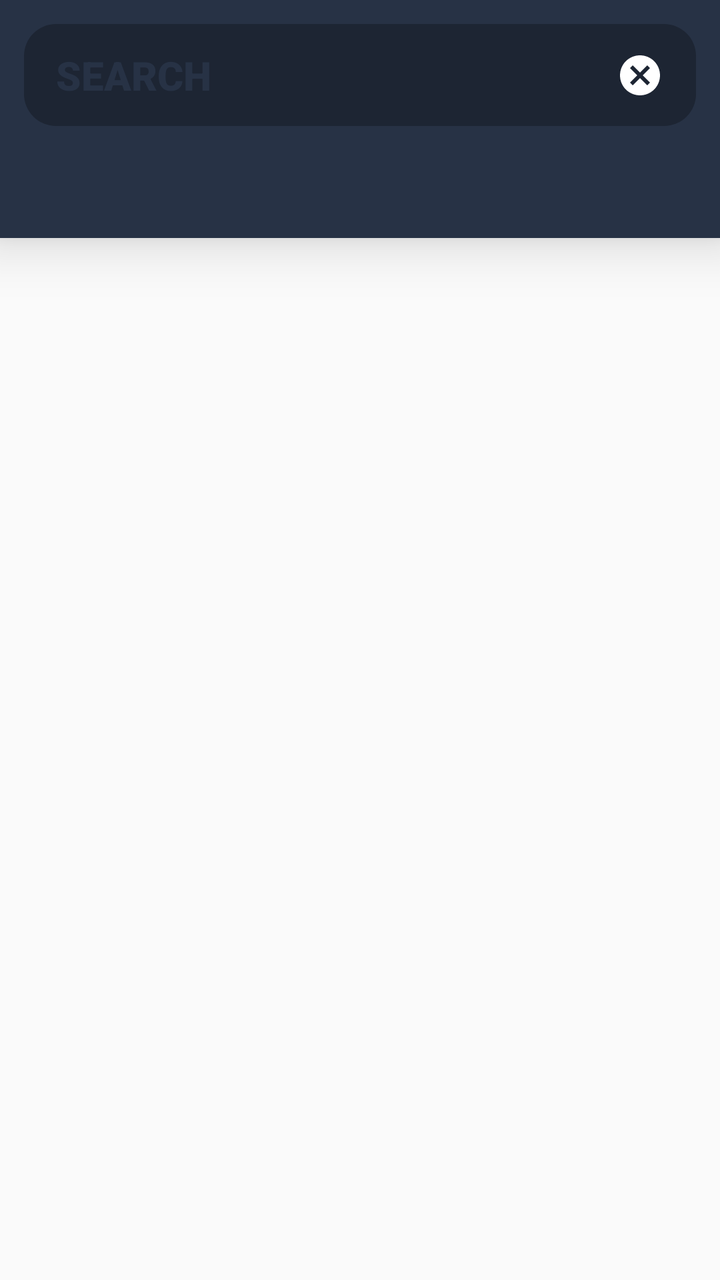
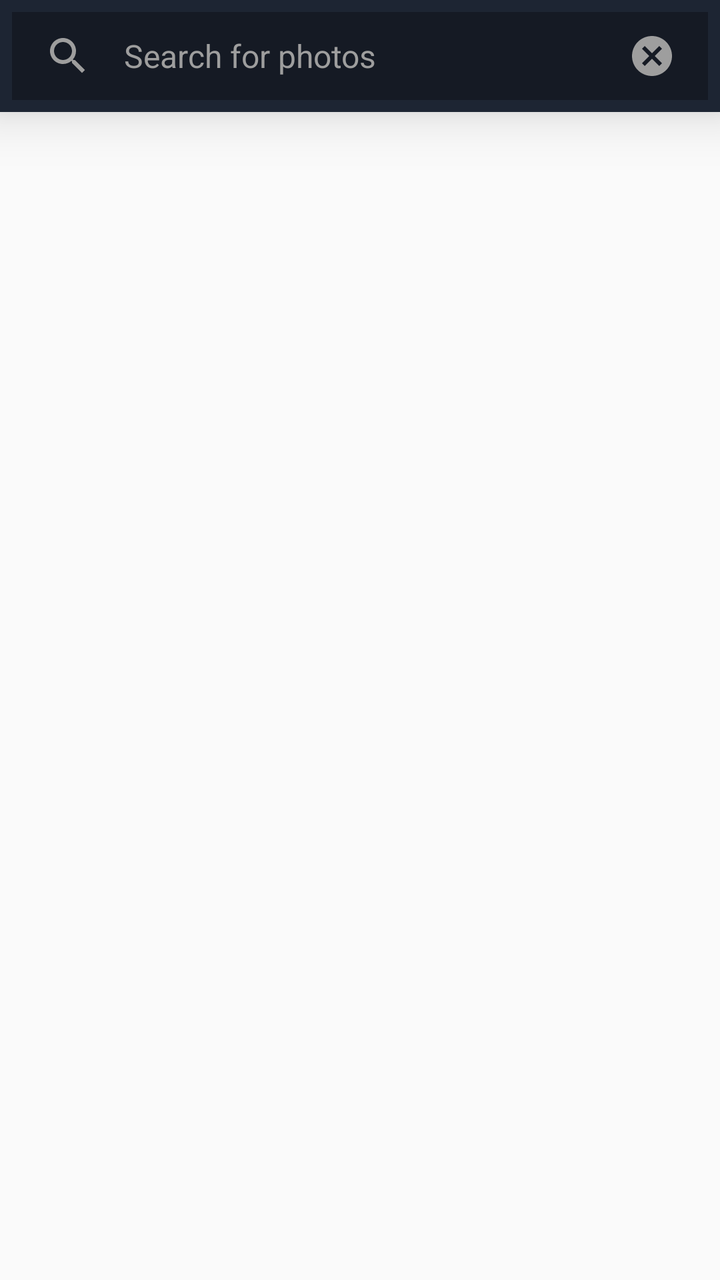

Compare the two renders of this Android layout. The source of the first and the diff that turns it into the second are given below.
<!-- AndroidManifest.xml: application theme AppTheme -->
<!-- res/layout/fragment_search.xml -->
<?xml version="1.0" encoding="utf-8"?>
<android.support.constraint.ConstraintLayout xmlns:android="http://schemas.android.com/apk/res/android"
    xmlns:app="http://schemas.android.com/apk/res-auto"
    android:layout_width="match_parent"
    android:layout_height="match_parent">

    <android.support.design.widget.AppBarLayout
        android:id="@+id/searchAppBarLayout"
        android:layout_width="match_parent"
        android:layout_height="wrap_content"
        app:layout_constraintTop_toTopOf="parent"
        android:elevation="@dimen/appBarElevation">

        <android.support.v7.widget.Toolbar
            android:id="@+id/searchToolbar"
            android:layout_width="match_parent"
            android:layout_height="wrap_content"
            app:contentInsetStart="0dp"
            app:contentInsetEnd="0dp"
            app:theme="@style/Toolbar">

            <android.support.constraint.ConstraintLayout
                android:layout_width="match_parent"
                android:layout_height="match_parent"
                android:orientation="horizontal"
                android:layout_marginTop="12dp"
                android:layout_marginStart="12dp"
                android:layout_marginEnd="12dp"
                android:layout_marginBottom="8dp"
                android:paddingTop="12dp"
                android:paddingStart="16dp"
                android:paddingEnd="16dp"
                android:paddingBottom="12dp"
                android:background="@drawable/bg_search_layout">

                <EditText
                    android:id="@+id/searchEdit"
                    android:layout_width="0dp"
                    android:layout_height="match_parent"
                    android:layout_marginEnd="8dp"
                    app:layout_constraintTop_toTopOf="parent"
                    app:layout_constraintStart_toStartOf="parent"
                    app:layout_constraintEnd_toStartOf="@+id/searchClearButton"
                    app:layout_constraintBottom_toBottomOf="parent"
                    android:fontFamily="sans-serif-black"
                    android:hint="@string/search_uc"
                    android:inputType="textCapSentences"
                    android:imeOptions="actionSearch"
                    android:singleLine="true"
                    android:maxLength="64"
                    android:textColorHint="@color/colorPrimary"
                    android:textColor="@android:color/white"
                    android:textSize="20sp"
                    android:background="@null"/>

                <ImageButton
                    android:id="@+id/searchClearButton"
                    android:layout_width="wrap_content"
                    android:layout_height="wrap_content"
                    app:layout_constraintTop_toTopOf="parent"
                    app:layout_constraintEnd_toEndOf="parent"
                    app:layout_constraintBottom_toBottomOf="parent"
                    android:contentDescription="@string/cn_clear_button"
                    android:src="@drawable/ic_close_circle_white_24dp"
                    android:background="@android:color/transparent"/>

            </android.support.constraint.ConstraintLayout>

        </android.support.v7.widget.Toolbar>

        <android.support.design.widget.TabLayout
            android:id="@+id/searchTabLayout"
            android:layout_width="match_parent"
            android:layout_height="wrap_content"
            app:tabTextColor="@android:color/white"
            app:tabSelectedTextColor="@android:color/white"
            app:tabTextAppearance="@style/TabBarTextAppearance"
            app:tabMode="fixed"
            app:tabGravity="fill"/>

    </android.support.design.widget.AppBarLayout>

    <android.support.v4.view.ViewPager
        android:id="@+id/searchViewPager"
        android:layout_width="match_parent"
        android:layout_height="0dp"
        app:layout_constraintTop_toBottomOf="@id/searchAppBarLayout"
        app:layout_constraintBottom_toBottomOf="parent"/>

</android.support.constraint.ConstraintLayout>
<!-- resources referenced by this layout -->
<resources>
  <color name="colorPrimary">#273245</color>
  <dimen name="appBarElevation">16dp</dimen>
  <!-- drawable bg_search_layout (drawable) -->
  <?xml version="1.0" encoding="utf-8"?>
  <shape xmlns:android="http://schemas.android.com/apk/res/android"
      android:shape="rectangle">
      <solid android:color="@color/colorPrimaryDark"/>
      <corners
          android:bottomRightRadius="16dp"
          android:bottomLeftRadius="16dp"
          android:topLeftRadius="16dp"
          android:topRightRadius="16dp"/>
  </shape>
  <!-- drawable ic_close_circle_white_24dp (drawable) -->
  <vector xmlns:android="http://schemas.android.com/apk/res/android"
      android:height="24dp"
      android:width="24dp"
      android:viewportWidth="24"
      android:viewportHeight="24">
      <path android:fillColor="#FFFFFF" android:pathData="M12,2C17.53,2 22,6.47 22,12C22,17.53 17.53,22 12,22C6.47,22 2,17.53 2,12C2,6.47 6.47,2 12,2M15.59,7L12,10.59L8.41,7L7,8.41L10.59,12L7,15.59L8.41,17L12,13.41L15.59,17L17,15.59L13.41,12L17,8.41L15.59,7Z" />
  </vector>
  <string name="cn_clear_button">Clear button</string>
  <string name="search_uc">SEARCH</string>
  <style name="TabBarTextAppearance" parent="TextAppearance.Design.Tab">
          <item name="android:fontFamily">sans-serif-black</item>
      </style>
  <style name="Toolbar">
          <item name="colorControlNormal">@android:color/white</item>
      </style>
  <style name="AppTheme" parent="Theme.AppCompat.Light.NoActionBar">
          <item name="colorPrimary">@color/colorPrimary</item>
          <item name="colorPrimaryDark">@color/colorPrimaryDark</item>
          <item name="colorAccent">@color/colorAccent</item>
      </style>
  <color name="colorPrimaryDark">#1D2533</color>
  <color name="colorAccent">#FF4081</color>
</resources>

<!-- the commit's change to res/layout/fragment_search.xml (unified diff, before → after) -->
@@ -14,43 +14,49 @@
         <android.support.v7.widget.Toolbar
             android:id="@+id/searchToolbar"
             android:layout_width="match_parent"
-            android:layout_height="wrap_content"
+            android:layout_height="?actionBarSize"
             app:contentInsetStart="0dp"
             app:contentInsetEnd="0dp"
             app:theme="@style/Toolbar">
 
             <android.support.constraint.ConstraintLayout
+                android:id="@+id/searchEditLayout"
                 android:layout_width="match_parent"
                 android:layout_height="match_parent"
-                android:orientation="horizontal"
-                android:layout_marginTop="12dp"
-                android:layout_marginStart="12dp"
-                android:layout_marginEnd="12dp"
-                android:layout_marginBottom="8dp"
-                android:paddingTop="12dp"
+                android:layout_margin="6dp"
                 android:paddingStart="16dp"
                 android:paddingEnd="16dp"
-                android:paddingBottom="12dp"
                 android:background="@drawable/bg_search_layout">
+
+                <ImageView
+                    android:id="@+id/searchImage"
+                    android:layout_width="wrap_content"
+                    android:layout_height="wrap_content"
+                    app:layout_constraintTop_toTopOf="parent"
+                    app:layout_constraintStart_toStartOf="parent"
+                    app:layout_constraintBottom_toBottomOf="parent"
+                    android:contentDescription="@string/cn_search_icon"
+                    android:src="@drawable/ic_search_gray_24dp"
+                    android:background="@android:color/transparent"/>
 
                 <EditText
                     android:id="@+id/searchEdit"
                     android:layout_width="0dp"
                     android:layout_height="match_parent"
-                    android:layout_marginEnd="8dp"
+                    android:layout_marginStart="16dp"
+                    android:layout_marginEnd="16dp"
                     app:layout_constraintTop_toTopOf="parent"
-                    app:layout_constraintStart_toStartOf="parent"
+                    app:layout_constraintStart_toEndOf="@id/searchImage"
                     app:layout_constraintEnd_toStartOf="@+id/searchClearButton"
                     app:layout_constraintBottom_toBottomOf="parent"
-                    android:fontFamily="sans-serif-black"
-                    android:hint="@string/search_uc"
+                    android:hint="@string/search_for_photos"
                     android:inputType="textCapSentences"
                     android:imeOptions="actionSearch"
                     android:singleLine="true"
                     android:maxLength="64"
-                    android:textColorHint="@color/colorPrimary"
+                    android:textColorHint="@color/colorHint"
                     android:textColor="@android:color/white"
-                    android:textSize="20sp"
+                    android:textSize="16sp"
                     android:background="@null"/>
 
                 <ImageButton
@@ -61,7 +67,7 @@
                     app:layout_constraintEnd_toEndOf="parent"
                     app:layout_constraintBottom_toBottomOf="parent"
                     android:contentDescription="@string/cn_clear_button"
-                    android:src="@drawable/ic_close_circle_white_24dp"
+                    android:src="@drawable/ic_close_circle_gray_24dp"
                     android:background="@android:color/transparent"/>
 
             </android.support.constraint.ConstraintLayout>
@@ -76,7 +82,10 @@
             app:tabSelectedTextColor="@android:color/white"
             app:tabTextAppearance="@style/TabBarTextAppearance"
             app:tabMode="fixed"
-            app:tabGravity="fill"/>
+            app:tabGravity="fill"
+            app:tabIndicatorHeight="4dp"
+            android:background="@color/colorPrimary"
+            android:visibility="gone"/>
 
     </android.support.design.widget.AppBarLayout>
 
<!-- resource entries referenced after the edit -->
@@ -1,28 +1,31 @@
 <!-- resources referenced by this layout -->
 <resources>
-  <color name="colorPrimary">#273245</color>
+  <color name="colorHint">#9E9E9E</color>
+  <color name="colorPrimary">#1D2533</color>
   <dimen name="appBarElevation">16dp</dimen>
   <!-- drawable bg_search_layout (drawable) -->
   <?xml version="1.0" encoding="utf-8"?>
   <shape xmlns:android="http://schemas.android.com/apk/res/android"
       android:shape="rectangle">
-      <solid android:color="@color/colorPrimaryDark"/>
-      <corners
-          android:bottomRightRadius="16dp"
-          android:bottomLeftRadius="16dp"
-          android:topLeftRadius="16dp"
-          android:topRightRadius="16dp"/>
+      <solid android:color="@color/colorSearchBackground"/>
   </shape>
-  <!-- drawable ic_close_circle_white_24dp (drawable) -->
+  <!-- drawable ic_close_circle_gray_24dp (drawable) -->
   <vector xmlns:android="http://schemas.android.com/apk/res/android"
       android:height="24dp"
       android:width="24dp"
       android:viewportWidth="24"
       android:viewportHeight="24">
-      <path android:fillColor="#FFFFFF" android:pathData="M12,2C17.53,2 22,6.47 22,12C22,17.53 17.53,22 12,22C6.47,22 2,17.53 2,12C2,6.47 6.47,2 12,2M15.59,7L12,10.59L8.41,7L7,8.41L10.59,12L7,15.59L8.41,17L12,13.41L15.59,17L17,15.59L13.41,12L17,8.41L15.59,7Z" />
+      <path android:fillColor="#9E9E9E" android:pathData="M12,2C17.53,2 22,6.47 22,12C22,17.53 17.53,22 12,22C6.47,22 2,17.53 2,12C2,6.47 6.47,2 12,2M15.59,7L12,10.59L8.41,7L7,8.41L10.59,12L7,15.59L8.41,17L12,13.41L15.59,17L17,15.59L13.41,12L17,8.41L15.59,7Z" />
+  </vector>
+  <!-- drawable ic_search_gray_24dp (drawable) -->
+  <vector android:height="24dp" android:tint="#9E9E9E"
+      android:viewportHeight="24.0" android:viewportWidth="24.0"
+      android:width="24dp" xmlns:android="http://schemas.android.com/apk/res/android">
+      <path android:fillColor="#9E9E9E" android:pathData="M15.5,14h-0.79l-0.28,-0.27C15.41,12.59 16,11.11 16,9.5 16,5.91 13.09,3 9.5,3S3,5.91 3,9.5 5.91,16 9.5,16c1.61,0 3.09,-0.59 4.23,-1.57l0.27,0.28v0.79l5,4.99L20.49,19l-4.99,-5zM9.5,14C7.01,14 5,11.99 5,9.5S7.01,5 9.5,5 14,7.01 14,9.5 11.99,14 9.5,14z"/>
   </vector>
   <string name="cn_clear_button">Clear button</string>
-  <string name="search_uc">SEARCH</string>
+  <string name="cn_search_icon">Search icon</string>
+  <string name="search_for_photos">Search for photos</string>
   <style name="TabBarTextAppearance" parent="TextAppearance.Design.Tab">
           <item name="android:fontFamily">sans-serif-black</item>
       </style>
@@ -34,6 +37,7 @@
           <item name="colorPrimaryDark">@color/colorPrimaryDark</item>
           <item name="colorAccent">@color/colorAccent</item>
       </style>
+  <color name="colorSearchBackground">#151A24</color>
   <color name="colorPrimaryDark">#1D2533</color>
   <color name="colorAccent">#FF4081</color>
 </resources>
